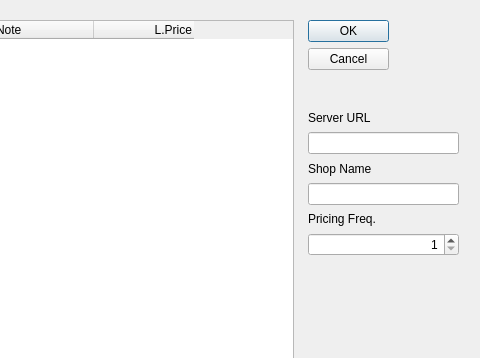
This is localNetClient/hsgt_app/views/pricing/components/configurepricing.ui in yixinglin/localNet as Qt 5 draws it before an edit; both pictures show x 222 to 702 and y 0 to 358 of the 702 by 640 pixel window. The edited form follows.
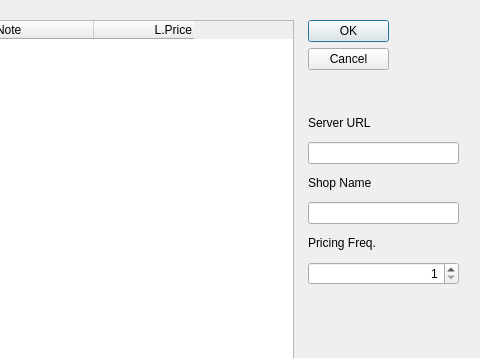
This is the edited form.

```diff
--- a/localNetClient/hsgt_app/views/pricing/components/configurepricing.ui
+++ b/localNetClient/hsgt_app/views/pricing/components/configurepricing.ui
@@ -77,7 +77,7 @@
      <x>530</x>
      <y>110</y>
      <width>151</width>
-     <height>146</height>
+     <height>175</height>
     </rect>
    </property>
    <layout class="QVBoxLayout" name="verticalLayout">
```
